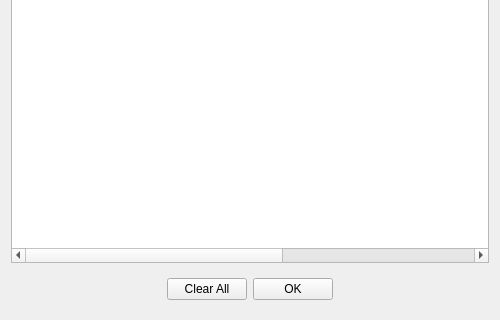
Before: the Qt Designer form ui/highscores.ui in tdauth/gustavsfairyland, drawn with Qt 5; both pictures show x 0 to 500 and y 180 to 500 of the 500 by 500 pixel window.
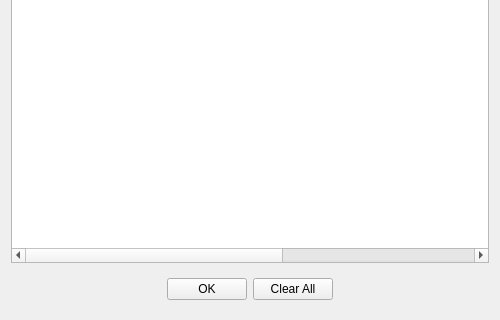
After: the same form once the commit is applied. Icons and pictures are not drawn.

Patch:
```diff
--- a/ui/highscores.ui
+++ b/ui/highscores.ui
@@ -121,23 +121,6 @@
         </sizepolicy>
        </property>
        <layout class="QHBoxLayout" name="horizontalLayout_2">
-        <item alignment="Qt::AlignHCenter">
-         <widget class="QPushButton" name="clearPushButton">
-          <property name="text">
-           <string>Clear All</string>
-          </property>
-          <property name="icon">
-           <iconset resource="../oxygen-icons-png-master/oxygen_windows.qrc">
-            <normaloff>:/themes/oxygen/32x32/actions/dialog-close.png</normaloff>:/themes/oxygen/32x32/actions/dialog-close.png</iconset>
-          </property>
-          <property name="iconSize">
-           <size>
-            <width>32</width>
-            <height>32</height>
-           </size>
-          </property>
-         </widget>
-        </item>
         <item>
          <widget class="QPushButton" name="okPushButton">
           <property name="text">
@@ -155,6 +138,23 @@
           </property>
          </widget>
         </item>
+        <item>
+         <widget class="QPushButton" name="clearPushButton">
+          <property name="text">
+           <string>Clear All</string>
+          </property>
+          <property name="icon">
+           <iconset resource="../oxygen-icons-png-master/oxygen_windows.qrc">
+            <normaloff>:/themes/oxygen/32x32/actions/dialog-close.png</normaloff>:/themes/oxygen/32x32/actions/dialog-close.png</iconset>
+          </property>
+          <property name="iconSize">
+           <size>
+            <width>32</width>
+            <height>32</height>
+           </size>
+          </property>
+         </widget>
+        </item>
        </layout>
       </widget>
      </item>
```
Left out of the diff: 1 changed line with no effect on the pictures.
